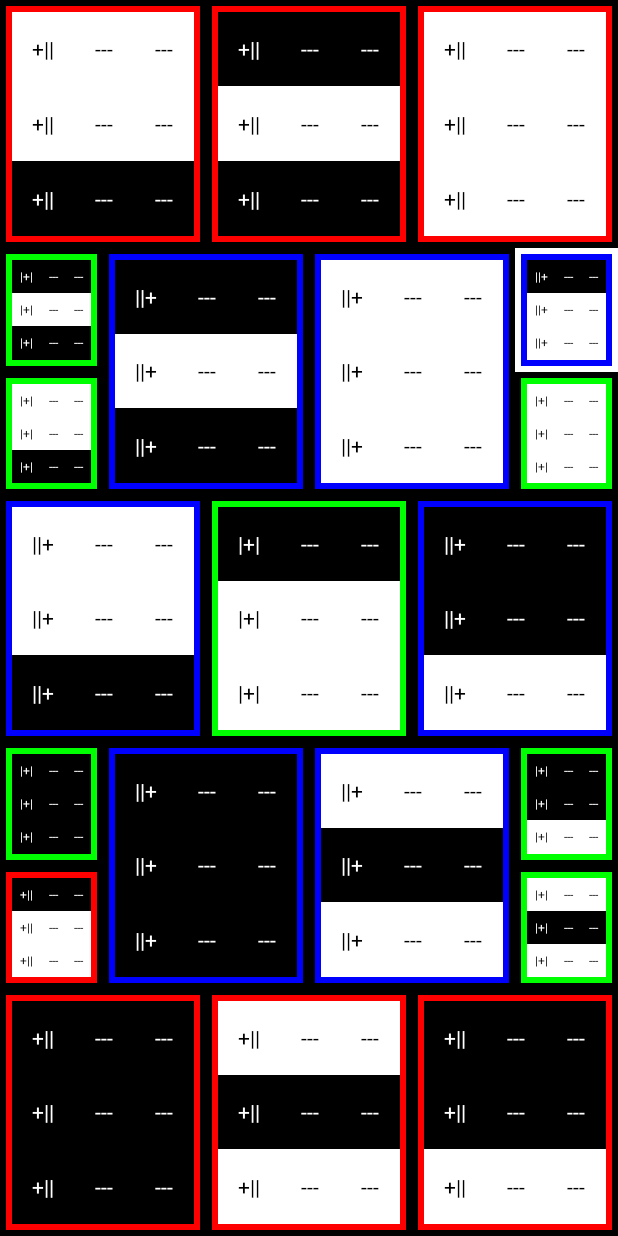
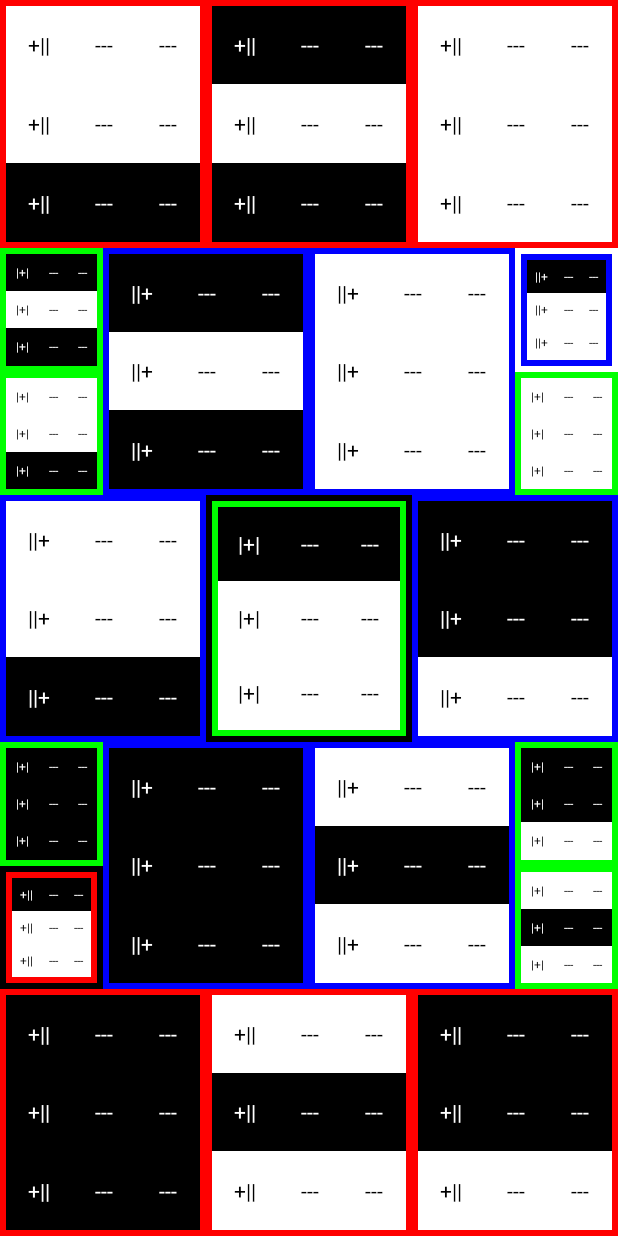
Before and after one commit to TanevEmil/RubicCube10, an Android app: the screen it shows after launch (MainActivity), on a phone screen of 412 x 824 dp. Run offline under Robolectric (Android 15) with nearby library versions, the phone set to English and light mode, and no system bars.

Commit message:
Single border.

```diff
--- a/app/src/main/res/drawable-v24/button_border1.xml
+++ b/app/src/main/res/drawable-v24/button_border1.xml
@@ -1,18 +1,5 @@
 <?xml version="1.0" encoding="utf-8"?>
 <layer-list xmlns:android="http://schemas.android.com/apk/res/android">
-    <item >
-        <shape android:shape="rectangle">
-
-            <padding android:left="4dp"
-                android:top="4dp"
-                android:right="4dp"
-                android:bottom="4dp"/>
-
-            <stroke android:width="4dp"
-                android:color="@color/green" />
-
-        </shape>
-    </item>
     <item >
         <shape android:shape="rectangle">
 
--- a/app/src/main/res/drawable-v24/button_border10.xml
+++ b/app/src/main/res/drawable-v24/button_border10.xml
@@ -1,18 +1,6 @@
 <?xml version="1.0" encoding="utf-8"?>
 <layer-list xmlns:android="http://schemas.android.com/apk/res/android">
-    <item >
-        <shape android:shape="rectangle">
 
-            <padding android:left="4dp"
-                android:top="4dp"
-                android:right="4dp"
-                android:bottom="4dp"/>
-
-            <stroke android:width="4dp"
-                android:color="@color/blue" />
-
-        </shape>
-    </item>
     <item >
         <shape android:shape="rectangle">
 
--- a/app/src/main/res/drawable-v24/button_border11.xml
+++ b/app/src/main/res/drawable-v24/button_border11.xml
@@ -1,18 +1,6 @@
 <?xml version="1.0" encoding="utf-8"?>
 <layer-list xmlns:android="http://schemas.android.com/apk/res/android">
-    <item >
-        <shape android:shape="rectangle">
 
-            <padding android:left="4dp"
-                android:top="4dp"
-                android:right="4dp"
-                android:bottom="4dp"/>
-
-            <stroke android:width="4dp"
-                android:color="@color/green" />
-
-        </shape>
-    </item>
     <item >
         <shape android:shape="rectangle">
 
--- a/app/src/main/res/drawable-v24/button_border12.xml
+++ b/app/src/main/res/drawable-v24/button_border12.xml
@@ -1,18 +1,6 @@
 <?xml version="1.0" encoding="utf-8"?>
 <layer-list xmlns:android="http://schemas.android.com/apk/res/android">
-    <item >
-        <shape android:shape="rectangle">
 
-            <padding android:left="4dp"
-                android:top="4dp"
-                android:right="4dp"
-                android:bottom="4dp"/>
-
-            <stroke android:width="4dp"
-                android:color="@color/blue" />
-
-        </shape>
-    </item>
     <item >
         <shape android:shape="rectangle">
 
--- a/app/src/main/res/drawable-v24/button_border14.xml
+++ b/app/src/main/res/drawable-v24/button_border14.xml
@@ -1,18 +1,6 @@
 <?xml version="1.0" encoding="utf-8"?>
 <layer-list xmlns:android="http://schemas.android.com/apk/res/android">
-    <item >
-        <shape android:shape="rectangle">
 
-            <padding android:left="4dp"
-                android:top="4dp"
-                android:right="4dp"
-                android:bottom="4dp"/>
-
-            <stroke android:width="4dp"
-                android:color="@color/red" />
-
-        </shape>
-    </item>
     <item >
         <shape android:shape="rectangle">
 
--- a/app/src/main/res/drawable-v24/button_border16.xml
+++ b/app/src/main/res/drawable-v24/button_border16.xml
@@ -1,18 +1,6 @@
 <?xml version="1.0" encoding="utf-8"?>
 <layer-list xmlns:android="http://schemas.android.com/apk/res/android">
-    <item >
-        <shape android:shape="rectangle">
 
-            <padding android:left="4dp"
-                android:top="4dp"
-                android:right="4dp"
-                android:bottom="4dp"/>
-
-            <stroke android:width="4dp"
-                android:color="@color/red" />
-
-        </shape>
-    </item>
     <item >
         <shape android:shape="rectangle">
 
--- a/app/src/main/res/drawable-v24/button_border18.xml
+++ b/app/src/main/res/drawable-v24/button_border18.xml
@@ -1,18 +1,6 @@
 <?xml version="1.0" encoding="utf-8"?>
 <layer-list xmlns:android="http://schemas.android.com/apk/res/android">
-    <item >
-        <shape android:shape="rectangle">
 
-            <padding android:left="4dp"
-                android:top="4dp"
-                android:right="4dp"
-                android:bottom="4dp"/>
-
-            <stroke android:width="4dp"
-                android:color="@color/red" />
-
-        </shape>
-    </item>
     <item >
         <shape android:shape="rectangle">
 
--- a/app/src/main/res/drawable-v24/button_border2.xml
+++ b/app/src/main/res/drawable-v24/button_border2.xml
@@ -1,18 +1,6 @@
 <?xml version="1.0" encoding="utf-8"?>
 <layer-list xmlns:android="http://schemas.android.com/apk/res/android">
-    <item >
-        <shape android:shape="rectangle">
 
-            <padding android:left="4dp"
-                android:top="4dp"
-                android:right="4dp"
-                android:bottom="4dp"/>
-
-            <stroke android:width="4dp"
-                android:color="@color/blue" />
-
-        </shape>
-    </item>
     <item >
         <shape android:shape="rectangle">
 
--- a/app/src/main/res/drawable-v24/button_border20.xml
+++ b/app/src/main/res/drawable-v24/button_border20.xml
@@ -1,18 +1,6 @@
 <?xml version="1.0" encoding="utf-8"?>
 <layer-list xmlns:android="http://schemas.android.com/apk/res/android">
-    <item >
-        <shape android:shape="rectangle">
 
-            <padding android:left="4dp"
-                android:top="4dp"
-                android:right="4dp"
-                android:bottom="4dp"/>
-
-            <stroke android:width="4dp"
-                android:color="@color/red" />
-
-        </shape>
-    </item>
     <item >
         <shape android:shape="rectangle">
 
--- a/app/src/main/res/drawable-v24/button_border22.xml
+++ b/app/src/main/res/drawable-v24/button_border22.xml
@@ -1,18 +1,6 @@
 <?xml version="1.0" encoding="utf-8"?>
 <layer-list xmlns:android="http://schemas.android.com/apk/res/android">
-    <item >
-        <shape android:shape="rectangle">
 
-            <padding android:left="4dp"
-                android:top="4dp"
-                android:right="4dp"
-                android:bottom="4dp"/>
-
-            <stroke android:width="4dp"
-                android:color="@color/red" />
-
-        </shape>
-    </item>
     <item >
         <shape android:shape="rectangle">
 
--- a/app/src/main/res/drawable-v24/button_border24.xml
+++ b/app/src/main/res/drawable-v24/button_border24.xml
@@ -1,18 +1,6 @@
 <?xml version="1.0" encoding="utf-8"?>
 <layer-list xmlns:android="http://schemas.android.com/apk/res/android">
-    <item >
-        <shape android:shape="rectangle">
 
-            <padding android:left="4dp"
-                android:top="4dp"
-                android:right="4dp"
-                android:bottom="4dp"/>
-
-            <stroke android:width="4dp"
-                android:color="@color/red" />
-
-        </shape>
-    </item>
     <item >
         <shape android:shape="rectangle">
 
--- a/app/src/main/res/drawable-v24/button_border3.xml
+++ b/app/src/main/res/drawable-v24/button_border3.xml
@@ -1,18 +1,6 @@
 <?xml version="1.0" encoding="utf-8"?>
 <layer-list xmlns:android="http://schemas.android.com/apk/res/android">
-    <item >
-        <shape android:shape="rectangle">
 
-            <padding android:left="4dp"
-                android:top="4dp"
-                android:right="4dp"
-                android:bottom="4dp"/>
-
-            <stroke android:width="4dp"
-                android:color="@color/green" />
-
-        </shape>
-    </item>
     <item >
         <shape android:shape="rectangle">
 
--- a/app/src/main/res/drawable-v24/button_border4.xml
+++ b/app/src/main/res/drawable-v24/button_border4.xml
@@ -1,18 +1,6 @@
 <?xml version="1.0" encoding="utf-8"?>
 <layer-list xmlns:android="http://schemas.android.com/apk/res/android">
-    <item >
-        <shape android:shape="rectangle">
 
-            <padding android:left="4dp"
-                android:top="4dp"
-                android:right="4dp"
-                android:bottom="4dp"/>
-
-            <stroke android:width="4dp"
-                android:color="@color/blue" />
-
-        </shape>
-    </item>
     <item >
         <shape android:shape="rectangle">
 
--- a/app/src/main/res/drawable-v24/button_border5.xml
+++ b/app/src/main/res/drawable-v24/button_border5.xml
@@ -1,18 +1,6 @@
 <?xml version="1.0" encoding="utf-8"?>
 <layer-list xmlns:android="http://schemas.android.com/apk/res/android">
-    <item >
-        <shape android:shape="rectangle">
 
-            <padding android:left="4dp"
-                android:top="4dp"
-                android:right="4dp"
-                android:bottom="4dp"/>
-
-            <stroke android:width="4dp"
-                android:color="@color/green" />
-
-        </shape>
-    </item>
     <item >
         <shape android:shape="rectangle">
 
--- a/app/src/main/res/drawable-v24/button_border6.xml
+++ b/app/src/main/res/drawable-v24/button_border6.xml
@@ -1,18 +1,6 @@
 <?xml version="1.0" encoding="utf-8"?>
 <layer-list xmlns:android="http://schemas.android.com/apk/res/android">
-    <item >
-        <shape android:shape="rectangle">
 
-            <padding android:left="4dp"
-                android:top="4dp"
-                android:right="4dp"
-                android:bottom="4dp"/>
-
-            <stroke android:width="4dp"
-                android:color="@color/blue" />
-
-        </shape>
-    </item>
     <item >
         <shape android:shape="rectangle">
 
--- a/app/src/main/res/drawable-v24/button_border7.xml
+++ b/app/src/main/res/drawable-v24/button_border7.xml
@@ -1,18 +1,6 @@
 <?xml version="1.0" encoding="utf-8"?>
 <layer-list xmlns:android="http://schemas.android.com/apk/res/android">
-    <item >
-        <shape android:shape="rectangle">
 
-            <padding android:left="4dp"
-                android:top="4dp"
-                android:right="4dp"
-                android:bottom="4dp"/>
-
-            <stroke android:width="4dp"
-                android:color="@color/green" />
-
-        </shape>
-    </item>
     <item >
         <shape android:shape="rectangle">
 
--- a/app/src/main/res/drawable-v24/button_border8.xml
+++ b/app/src/main/res/drawable-v24/button_border8.xml
@@ -1,18 +1,6 @@
 <?xml version="1.0" encoding="utf-8"?>
 <layer-list xmlns:android="http://schemas.android.com/apk/res/android">
-    <item >
-        <shape android:shape="rectangle">
 
-            <padding android:left="4dp"
-                android:top="4dp"
-                android:right="4dp"
-                android:bottom="4dp"/>
-
-            <stroke android:width="4dp"
-                android:color="@color/blue" />
-
-        </shape>
-    </item>
     <item >
         <shape android:shape="rectangle">
 
--- a/app/src/main/res/drawable-v24/button_border9.xml
+++ b/app/src/main/res/drawable-v24/button_border9.xml
@@ -1,18 +1,6 @@
 <?xml version="1.0" encoding="utf-8"?>
 <layer-list xmlns:android="http://schemas.android.com/apk/res/android">
-    <item >
-        <shape android:shape="rectangle">
 
-            <padding android:left="4dp"
-                android:top="4dp"
-                android:right="4dp"
-                android:bottom="4dp"/>
-
-            <stroke android:width="4dp"
-                android:color="@color/green" />
-
-        </shape>
-    </item>
     <item >
         <shape android:shape="rectangle">
 
```
